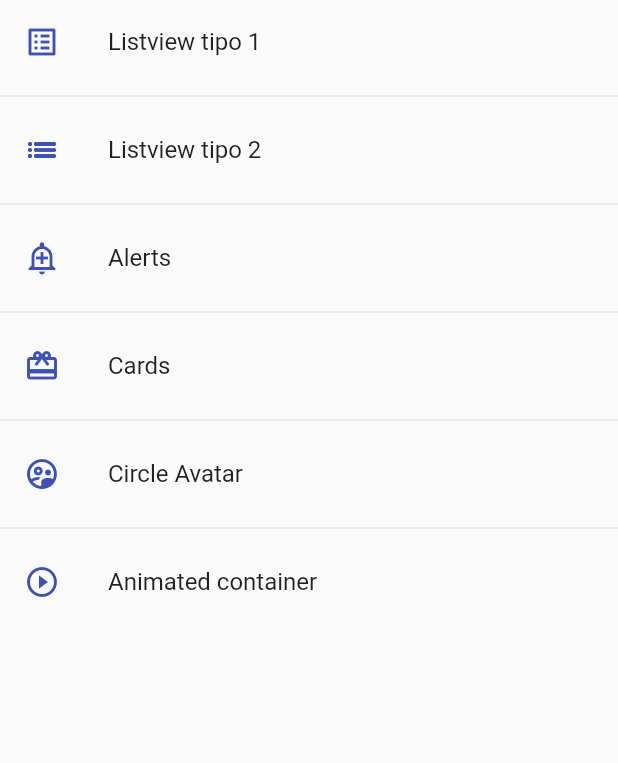
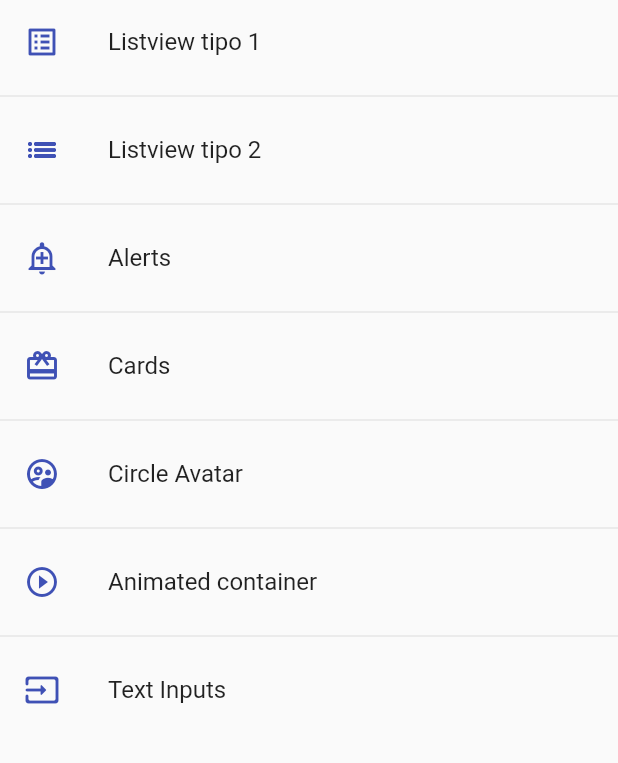
Before and after one commit to andres-mestra/componentes-flutter, a Flutter app: the screen it shows after launch, on a phone screen of 412 x 824 dp, the part 84-847 px from its top. Run offline on Flutter 3.47's test engine with Material 2 defaults, Android fonts, the phone set to English and light mode, and no system bars.

Commit message:
textformfield, capitalization, autofocus en input

```diff
--- a/lib/routers/app_routes.dart
+++ b/lib/routers/app_routes.dart
@@ -40,6 +40,12 @@ class AppRoutes {
       screen: const AnimatedScreen(),
       icon: Icons.play_circle_outline,
     ),
+    MenuOption(
+      route: 'inputs',
+      name: 'Text Inputs',
+      screen: const InputsScreen(),
+      icon: Icons.input_rounded,
+    ),
   ];
 
   static Map<String, Widget Function(BuildContext)> getAppRoutes() {
--- a/lib/screens/screens.dart
+++ b/lib/screens/screens.dart
@@ -3,5 +3,6 @@ export 'package:componentes/screens/animated_screen.dart';
 export 'package:componentes/screens/avatar_screen.dart';
 export 'package:componentes/screens/card_screen.dart';
 export 'package:componentes/screens/home_screen.dart';
+export 'package:componentes/screens/inputs_screen.dart';
 export 'package:componentes/screens/listview1_screen.dart';
 export 'package:componentes/screens/listview2_screen.dart';
```
Also changed, not shown: lib/screens/inputs_screen.dart (added, +31 -0 lines).
